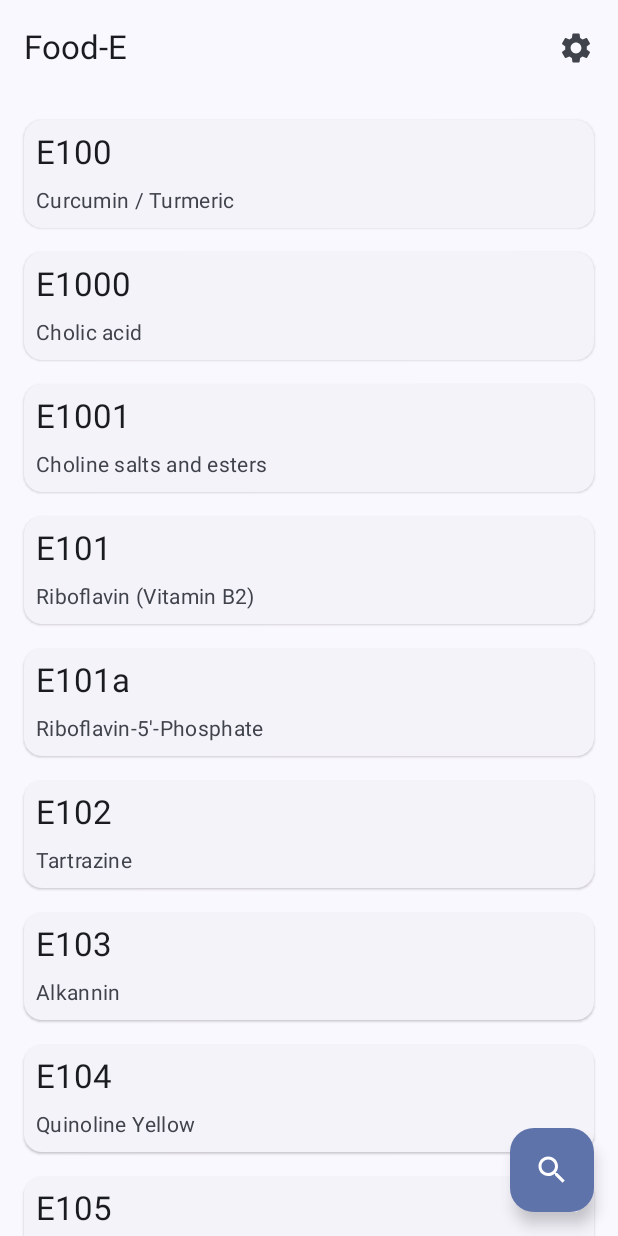
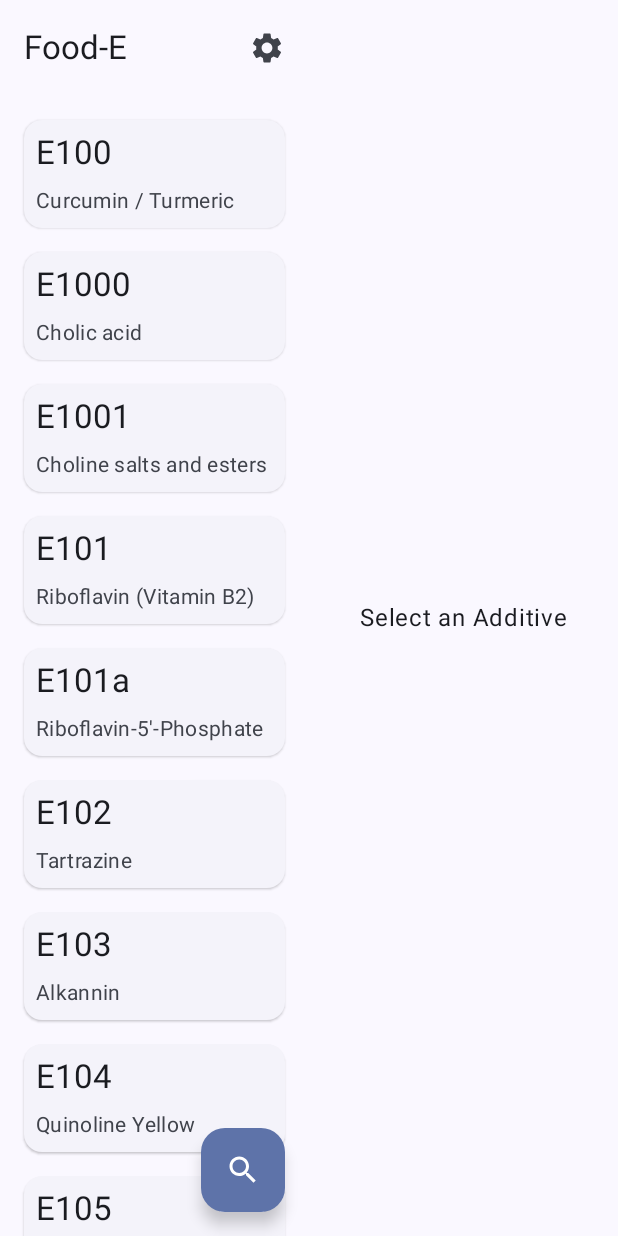
Before and after one commit to SuhasDissa/Food-E-App, an Android app built with Jetpack Compose: the HomeScreen screen opened through its navigation route, on a phone screen of 412 x 824 dp. Run offline under Robolectric (Android 15) with nearby library versions, the phone set to English and light mode, and no system bars; our stand-ins replace Room's generated code, accompanist; libraries missing offline, so code that uses them is left out: com.google.accompanist.navigation.

Commit message:
Add support for larger screen sizes

```diff
--- a/app/src/main/java/app/suhasdissa/foode/NavHost.kt
+++ b/app/src/main/java/app/suhasdissa/foode/NavHost.kt
@@ -8,7 +8,7 @@ import app.suhasdissa.foode.ui.screens.home.HomeScreen
 import app.suhasdissa.foode.ui.screens.home.search.SearchScreen
 import app.suhasdissa.foode.ui.screens.settings.SettingsScreen
 import app.suhasdissa.foode.ui.screens.settings.about.AboutScreen
-import app.suhasdissa.foode.ui.screens.additivedetails.AdditiveView
+import app.suhasdissa.foode.ui.screens.additivedetails.AdditiveDetailScreen
 import com.google.accompanist.navigation.animation.AnimatedNavHost
 import com.google.accompanist.navigation.animation.composable
 
@@ -47,7 +47,7 @@ fun AppNavHost(
         ) {
             val id = it.arguments?.getInt("SongID")
             if (id != null) {
-                AdditiveView(id)
+                AdditiveDetailScreen(id)
             }
         }
     }
--- a/app/src/main/java/app/suhasdissa/foode/backend/viewmodels/AdditiveDetailViewModel.kt
+++ b/app/src/main/java/app/suhasdissa/foode/backend/viewmodels/AdditiveDetailViewModel.kt
@@ -21,7 +21,7 @@ class AdditiveDetailViewModel(private val additivesRepository: AdditivesReposito
         private set
 
 
-    fun getSong(id: Int) {
+    fun getAdditive(id: Int) {
         viewModelScope.launch {
             additive = additivesRepository.getAdditive(id)
         }
--- a/app/src/main/java/app/suhasdissa/foode/ui/screens/home/HomeScreen.kt
+++ b/app/src/main/java/app/suhasdissa/foode/ui/screens/home/HomeScreen.kt
@@ -1,6 +1,8 @@
 package app.suhasdissa.foode.ui.screens.home
 
 import androidx.compose.foundation.layout.Column
+import androidx.compose.foundation.layout.Row
+import androidx.compose.foundation.layout.fillMaxHeight
 import androidx.compose.foundation.layout.fillMaxSize
 import androidx.compose.foundation.layout.padding
 import androidx.compose.material.icons.Icons
@@ -8,14 +10,58 @@ import androidx.compose.material.icons.filled.Search
 import androidx.compose.material.icons.filled.Settings
 import androidx.compose.material3.*
 import androidx.compose.runtime.Composable
+import androidx.compose.runtime.getValue
+import androidx.compose.runtime.mutableStateOf
+import androidx.compose.runtime.remember
+import androidx.compose.runtime.setValue
 import androidx.compose.ui.Modifier
 import androidx.compose.ui.res.stringResource
+import app.suhasdissa.foode.R
+import app.suhasdissa.foode.ui.screens.additivedetails.AdditiveDetailView
 import app.suhasdissa.foode.ui.screens.home.tabs.MainAdditivesScreen
-import app.suhasdissa.foode.R
+
+@Composable
+fun HomeScreen(
+    onClickTextCard: (url: Int) -> Unit,
+    onClickSettings: () -> Unit,
+    onClickSearch: () -> Unit
+) {
+    val isBigScreen = true
+    var currentAdditiveID by remember { mutableStateOf(0) }
+    if (isBigScreen) {
+        Row(Modifier.fillMaxSize()) {
+            Column(
+                Modifier
+                    .weight(0.5f)
+                    .fillMaxHeight()
+            ) {
+                AdditivesList(
+                    onClickTextCard = { currentAdditiveID = it },
+                    onClickSettings = onClickSettings,
+                    onClickSearch = onClickSearch
+                )
+            }
+            Column(
+                Modifier
+                    .weight(0.5f)
+                    .fillMaxHeight()
+            ) {
+                AdditiveDetailView(id = currentAdditiveID)
+            }
+
+        }
+    } else {
+        AdditivesList(
+            onClickTextCard = onClickTextCard,
+            onClickSettings = onClickSettings,
+            onClickSearch = onClickSearch
+        )
+    }
+}
 
 @OptIn(ExperimentalMaterial3Api::class)
 @Composable
-fun HomeScreen(
+fun AdditivesList(
     modifier: Modifier = Modifier,
     onClickTextCard: (url: Int) -> Unit,
     onClickSettings: () -> Unit,
```
Also changed, not shown: app/build.gradle (+11 -7 lines), app/src/main/java/app/suhasdissa/foode/ui/screens/additivedetails/AdditiveDetailScreen.kt (added, +115 -0 lines), app/src/main/java/app/suhasdissa/foode/ui/screens/additivedetails/AdditiveView.kt (deleted, +0 -70 lines), app/src/main/java/app/suhasdissa/foode/ui/screens/home/search/SearchScreen.kt (+6 -1 lines).
